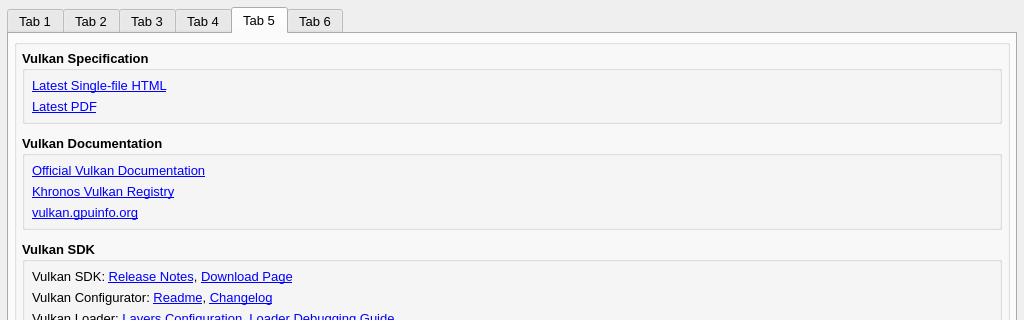
First picture: the form in vkconfig_gui/mainwindow.ui, repository LunarG/VulkanTools, before the edit; both pictures show x 0 to 1024 and y 0 to 320 of the 1024 by 640 pixel window.
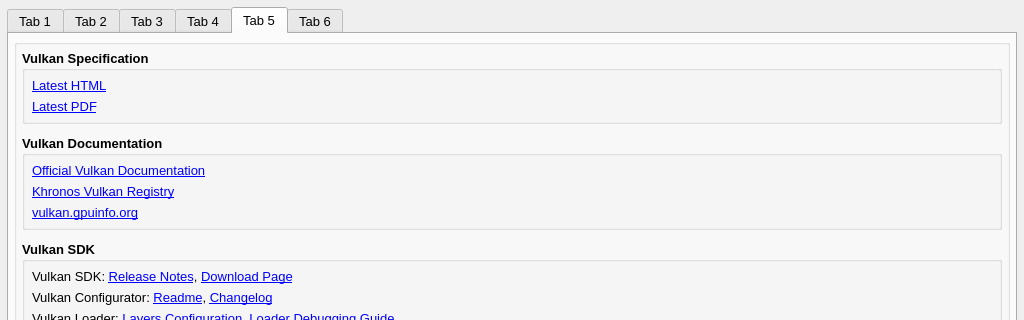
Second picture: the form after the edit. The open tabs and pages were chosen to show the change. Icons and pictures are not drawn.

Commit message: vkconfig: Replace specification link

What changed in the file:
```diff
--- a/vkconfig_gui/mainwindow.ui
+++ b/vkconfig_gui/mainwindow.ui
@@ -1768,7 +1768,7 @@
                  </font>
                 </property>
                 <property name="text">
-                 <string>&lt;a style=&quot;color:%s;&quot; href=&quot;https://registry.khronos.org/vulkan/specs/latest/html/vkspec.html&quot;&gt;Latest Single-file HTML&lt;/a&gt;</string>
+                 <string>&lt;a style=&quot;color:%s;&quot; href=&quot;https://vulkan.lunarg.com/doc/view/master/windows/antora/spec/latest/chapters/introduction.html&quot;&gt;Latest HTML&lt;/a&gt;</string>
                 </property>
                 <property name="textFormat">
                  <enum>Qt::RichText</enum>
```
